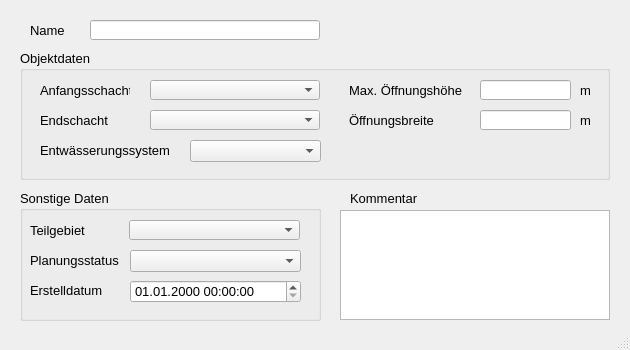
Old version of the form qkan/forms/qkan_grundseitenauslass.ui in the repository hoettges/QKan.
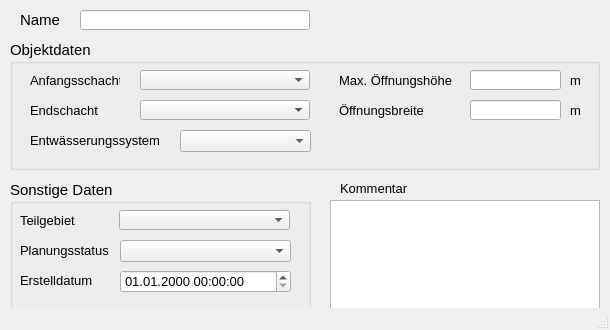
New version of the form. Custom widgets are drawn as their Qt base class.

Patch:
```diff
--- a/qkan/forms/qkan_grundseitenauslass.ui
+++ b/qkan/forms/qkan_grundseitenauslass.ui
@@ -9,8 +9,8 @@
    <rect>
     <x>0</x>
     <y>0</y>
-    <width>630</width>
-    <height>350</height>
+    <width>610</width>
+    <height>330</height>
    </rect>
   </property>
   <property name="sizePolicy">
@@ -21,8 +21,8 @@
   </property>
   <property name="minimumSize">
    <size>
-    <width>630</width>
-    <height>350</height>
+    <width>610</width>
+    <height>330</height>
    </size>
   </property>
   <property name="maximumSize">
@@ -50,8 +50,8 @@
    <widget class="QTextEdit" name="kommentar">
     <property name="geometry">
      <rect>
-      <x>340</x>
-      <y>210</y>
+      <x>330</x>
+      <y>200</y>
       <width>270</width>
       <height>110</height>
      </rect>
@@ -66,8 +66,8 @@
    <widget class="QLabel" name="label_22">
     <property name="geometry">
      <rect>
-      <x>350</x>
-      <y>190</y>
+      <x>340</x>
+      <y>180</y>
       <width>81</width>
       <height>16</height>
      </rect>
@@ -85,8 +85,8 @@
    <widget class="QGroupBox" name="groupBox_2">
     <property name="geometry">
      <rect>
-      <x>20</x>
-      <y>50</y>
+      <x>10</x>
+      <y>40</y>
       <width>590</width>
       <height>130</height>
      </rect>
@@ -94,7 +94,7 @@
     <property name="font">
      <font>
       <family>Tahoma</family>
-      <pointsize>10</pointsize>
+      <pointsize>11</pointsize>
      </font>
     </property>
     <property name="title">
@@ -109,6 +109,18 @@
        <height>22</height>
       </rect>
      </property>
+     <property name="font">
+      <font>
+       <family>Tahoma</family>
+       <pointsize>10</pointsize>
+      </font>
+     </property>
+     <property name="toolTip">
+      <string>&lt;html&gt;&lt;head/&gt;&lt;body&gt;&lt;p&gt;vorh. Entwässerungssystem (z.B. Mischwasser, Regenwasser etc.)&lt;/p&gt;&lt;/body&gt;&lt;/html&gt;</string>
+     </property>
+     <property name="statusTip">
+      <string>vorh. Entwässerungssystem (z.B. Mischwasser, Regenwasser etc.)</string>
+     </property>
     </widget>
     <widget class="QLabel" name="label_16">
      <property name="geometry">
@@ -119,6 +131,12 @@
        <height>21</height>
       </rect>
      </property>
+     <property name="font">
+      <font>
+       <family>Tahoma</family>
+       <pointsize>10</pointsize>
+      </font>
+     </property>
      <property name="text">
       <string>m </string>
      </property>
@@ -132,6 +150,12 @@
        <height>20</height>
       </rect>
      </property>
+     <property name="font">
+      <font>
+       <family>Tahoma</family>
+       <pointsize>10</pointsize>
+      </font>
+     </property>
      <property name="text">
       <string>Endschacht</string>
      </property>
@@ -145,6 +169,18 @@
        <height>20</height>
       </rect>
      </property>
+     <property name="font">
+      <font>
+       <family>Tahoma</family>
+       <pointsize>10</pointsize>
+      </font>
+     </property>
+     <property name="toolTip">
+      <string>&lt;html&gt;&lt;head/&gt;&lt;body&gt;&lt;p&gt;&lt;span style=&quot; font-family:'Calibri','sans-serif';&quot;&gt;Name des unteren Schachts&lt;/span&gt;&lt;/p&gt;&lt;/body&gt;&lt;/html&gt;</string>
+     </property>
+     <property name="statusTip">
+      <string>Name des oberen Schachts</string>
+     </property>
     </widget>
     <widget class="QLabel" name="label_6">
      <property name="geometry">
@@ -155,6 +191,12 @@
        <height>20</height>
       </rect>
      </property>
+     <property name="font">
+      <font>
+       <family>Tahoma</family>
+       <pointsize>10</pointsize>
+      </font>
+     </property>
      <property name="text">
       <string>Max. Öffnungshöhe</string>
      </property>
@@ -168,6 +210,18 @@
        <height>20</height>
       </rect>
      </property>
+     <property name="font">
+      <font>
+       <family>Tahoma</family>
+       <pointsize>10</pointsize>
+      </font>
+     </property>
+     <property name="toolTip">
+      <string>&lt;html&gt;&lt;head/&gt;&lt;body&gt;&lt;p&gt;&lt;span style=&quot; font-family:'Calibri','sans-serif';&quot;&gt;Name des oberen Schachts&lt;/span&gt;&lt;/p&gt;&lt;/body&gt;&lt;/html&gt;</string>
+     </property>
+     <property name="statusTip">
+      <string>Name des oberen Schachts</string>
+     </property>
     </widget>
     <widget class="QLabel" name="label_3">
      <property name="geometry">
@@ -178,6 +232,12 @@
        <height>20</height>
       </rect>
      </property>
+     <property name="font">
+      <font>
+       <family>Tahoma</family>
+       <pointsize>10</pointsize>
+      </font>
+     </property>
      <property name="text">
       <string>Anfangsschacht</string>
      </property>
@@ -191,6 +251,12 @@
        <height>21</height>
       </rect>
      </property>
+     <property name="font">
+      <font>
+       <family>Tahoma</family>
+       <pointsize>10</pointsize>
+      </font>
+     </property>
      <property name="text">
       <string>m </string>
      </property>
@@ -204,6 +270,18 @@
        <height>20</height>
       </rect>
      </property>
+     <property name="font">
+      <font>
+       <family>Tahoma</family>
+       <pointsize>10</pointsize>
+      </font>
+     </property>
+     <property name="toolTip">
+      <string>&lt;html&gt;&lt;head/&gt;&lt;body&gt;&lt;p&gt;Höhe der Auslassunterkante&lt;/p&gt;&lt;/body&gt;&lt;/html&gt;</string>
+     </property>
+     <property name="statusTip">
+      <string>Höhe der Auslassunterkante</string>
+     </property>
     </widget>
     <widget class="QLabel" name="label_7">
      <property name="geometry">
@@ -214,6 +292,12 @@
        <height>20</height>
       </rect>
      </property>
+     <property name="font">
+      <font>
+       <family>Tahoma</family>
+       <pointsize>10</pointsize>
+      </font>
+     </property>
      <property name="text">
       <string>Öffnungsbreite</string>
      </property>
@@ -227,6 +311,18 @@
        <height>20</height>
       </rect>
      </property>
+     <property name="font">
+      <font>
+       <family>Tahoma</family>
+       <pointsize>10</pointsize>
+      </font>
+     </property>
+     <property name="toolTip">
+      <string>&lt;html&gt;&lt;head/&gt;&lt;body&gt;&lt;p&gt;Bedeutung hängt vom Profiltyp ab&lt;/p&gt;&lt;/body&gt;&lt;/html&gt;</string>
+     </property>
+     <property name="statusTip">
+      <string>Bedeutung hängt vom Profiltyp ab</string>
+     </property>
     </widget>
     <widget class="QLabel" name="label_51">
      <property name="geometry">
@@ -237,6 +333,12 @@
        <height>20</height>
       </rect>
      </property>
+     <property name="font">
+      <font>
+       <family>Tahoma</family>
+       <pointsize>10</pointsize>
+      </font>
+     </property>
      <property name="text">
       <string>Entwässerungssystem</string>
      </property>
@@ -245,8 +347,8 @@
    <widget class="QLabel" name="label">
     <property name="geometry">
      <rect>
-      <x>30</x>
-      <y>20</y>
+      <x>20</x>
+      <y>10</y>
       <width>40</width>
       <height>20</height>
      </rect>
@@ -254,7 +356,7 @@
     <property name="font">
      <font>
       <family>Tahoma</family>
-      <pointsize>10</pointsize>
+      <pointsize>11</pointsize>
      </font>
     </property>
     <property name="text">
@@ -264,8 +366,8 @@
    <widget class="QLineEdit" name="haltnam">
     <property name="geometry">
      <rect>
-      <x>90</x>
-      <y>20</y>
+      <x>80</x>
+      <y>10</y>
       <width>230</width>
       <height>20</height>
      </rect>
@@ -273,15 +375,15 @@
     <property name="font">
      <font>
       <family>Tahoma</family>
-      <pointsize>10</pointsize>
+      <pointsize>11</pointsize>
      </font>
     </property>
    </widget>
    <widget class="QGroupBox" name="groupBox_3">
     <property name="geometry">
      <rect>
-      <x>20</x>
-      <y>190</y>
+      <x>10</x>
+      <y>180</y>
       <width>301</width>
       <height>131</height>
      </rect>
@@ -289,7 +391,7 @@
     <property name="font">
      <font>
       <family>Tahoma</family>
-      <pointsize>10</pointsize>
+      <pointsize>11</pointsize>
      </font>
     </property>
     <property name="title">
@@ -304,6 +406,18 @@
        <height>20</height>
       </rect>
      </property>
+     <property name="font">
+      <font>
+       <family>Tahoma</family>
+       <pointsize>10</pointsize>
+      </font>
+     </property>
+     <property name="toolTip">
+      <string>&lt;html&gt;&lt;head/&gt;&lt;body&gt;&lt;p&gt;zur Zuordnung auf ein selbstständig festgelegtes Teilgebiet&lt;/p&gt;&lt;/body&gt;&lt;/html&gt;</string>
+     </property>
+     <property name="statusTip">
+      <string>zur Zuordnung auf ein selbstständig festgelegtes Teilgebiet</string>
+     </property>
     </widget>
     <widget class="QLabel" name="label_11">
      <property name="geometry">
@@ -314,6 +428,12 @@
        <height>20</height>
       </rect>
      </property>
+     <property name="font">
+      <font>
+       <family>Tahoma</family>
+       <pointsize>10</pointsize>
+      </font>
+     </property>
      <property name="text">
       <string>Teilgebiet</string>
      </property>
@@ -330,6 +450,18 @@
        <height>22</height>
       </rect>
      </property>
+     <property name="font">
+      <font>
+       <family>Tahoma</family>
+       <pointsize>10</pointsize>
+      </font>
+     </property>
+     <property name="toolTip">
+      <string>&lt;html&gt;&lt;head/&gt;&lt;body&gt;&lt;p&gt;&lt;span style=&quot; font-family:'Calibri','sans-serif';&quot;&gt;aktueller Status (z.B. vorhanden, in Planung etc.)&lt;/span&gt;&lt;/p&gt;&lt;/body&gt;&lt;/html&gt;</string>
+     </property>
+     <property name="statusTip">
+      <string>aktueller Status (z.B. vorhanden, in Planung etc.)</string>
+     </property>
     </widget>
     <widget class="QgsDateTimeEdit" name="createdat">
      <property name="geometry">
@@ -362,6 +494,12 @@
        <height>21</height>
       </rect>
      </property>
+     <property name="font">
+      <font>
+       <family>Tahoma</family>
+       <pointsize>10</pointsize>
+      </font>
+     </property>
      <property name="text">
       <string>Planungsstatus</string>
      </property>
@@ -378,6 +516,12 @@
        <height>21</height>
       </rect>
      </property>
+     <property name="font">
+      <font>
+       <family>Tahoma</family>
+       <pointsize>10</pointsize>
+      </font>
+     </property>
      <property name="text">
       <string>Erstelldatum</string>
      </property>
```
Left out of the diff: 14 changed lines with no effect on the pictures.
